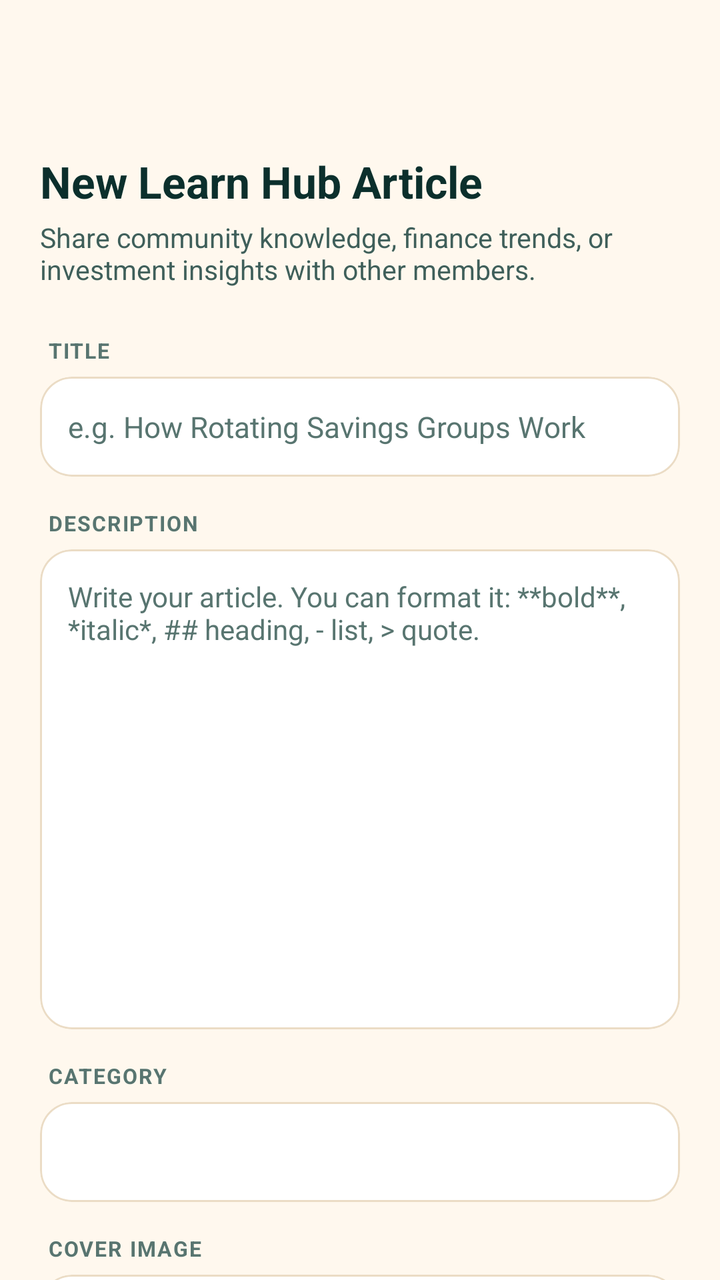
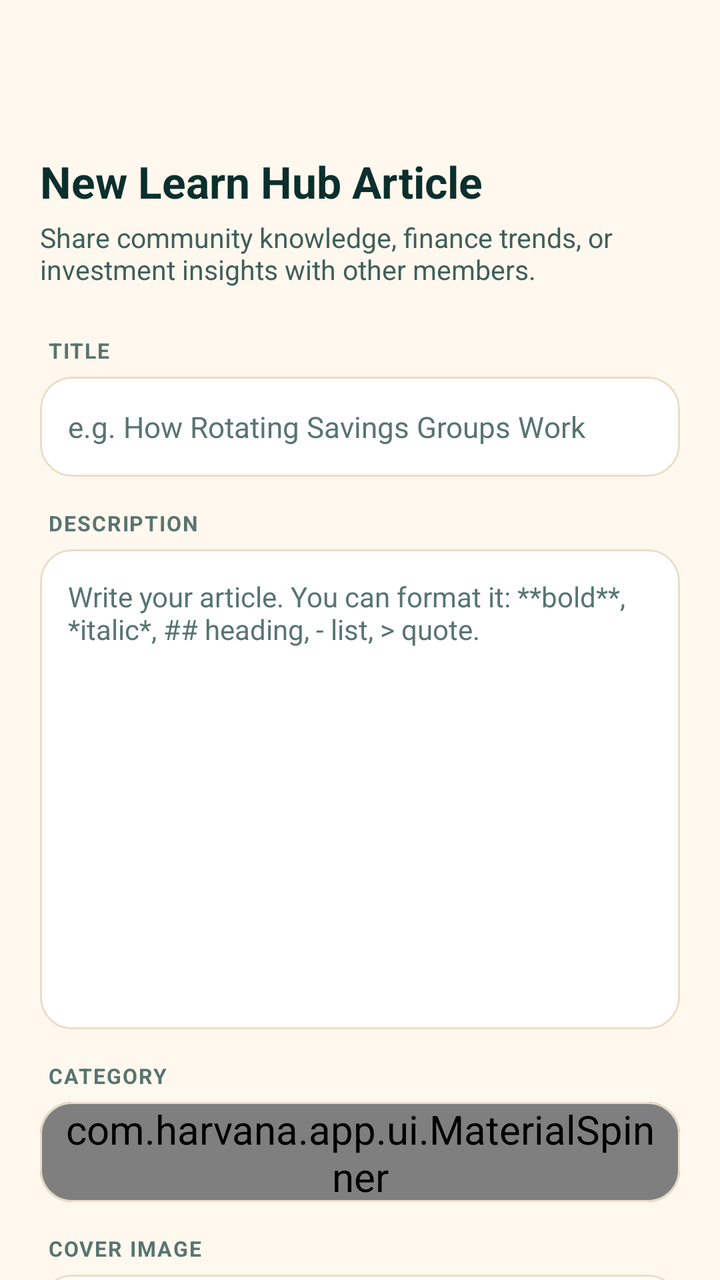

Two renders of the same Android screen: before a commit and after it. Below are the layout's source before the change and the commit's diff.
<!-- AndroidManifest.xml: application theme AppTheme -->
<!-- res/layout/create_learnhub_content.xml -->
<androidx.coordinatorlayout.widget.CoordinatorLayout
	xmlns:android="http://schemas.android.com/apk/res/android"
	xmlns:app="http://schemas.android.com/apk/res-auto"
	xmlns:tools="http://schemas.android.com/tools"
	android:id="@+id/_coordinator"
	android:layout_width="match_parent"
	android:layout_height="match_parent">
	<com.google.android.material.appbar.AppBarLayout
		android:id="@+id/_app_bar"
		android:layout_width="match_parent"
		android:layout_height="wrap_content"
		android:theme="@style/AppTheme.AppBarOverlay"
		app:elevation="0dp"
		android:stateListAnimator="@null">
		<com.google.android.material.appbar.MaterialToolbar
			android:id="@+id/_toolbar"
			android:layout_width="match_parent"
			android:layout_height="?attr/actionBarSize"
			android:background="?attr/appBarColor"
			app:popupTheme="@style/AppTheme.PopupOverlay" />
	</com.google.android.material.appbar.AppBarLayout>
	<androidx.core.widget.NestedScrollView
		android:id="@+id/vscroll2"
		android:layout_width="match_parent"
		android:layout_height="match_parent"
		android:background="@color/colorBackground"
		android:fillViewport="true"
		android:overScrollMode="never"
		app:layout_behavior="@string/appbar_scrolling_view_behavior">
		<LinearLayout
			android:id="@+id/linear10"
			android:layout_width="match_parent"
			android:layout_height="wrap_content"
			android:padding="20dp"
			android:orientation="vertical">
			<TextView
				android:id="@+id/textview24"
				android:layout_width="wrap_content"
				android:layout_height="wrap_content"
				android:text="New Learn Hub Article"
				android:textSize="22sp"
				android:textStyle="bold"
				android:textColor="@color/colorTextPrimary"
				android:focusable="false" />
			<TextView
				android:id="@+id/textview25"
				android:layout_width="match_parent"
				android:layout_height="wrap_content"
				android:layout_marginTop="4dp"
				android:layout_marginBottom="24dp"
				android:text="Share community knowledge, finance trends, or investment insights with other members."
				android:textColor="@color/colorTextSecondary"
				android:textSize="13.5sp"
				android:focusable="false" />
			<TextView
				android:id="@+id/textview26"
				android:layout_width="wrap_content"
				android:layout_height="wrap_content"
				android:text="TITLE"
				android:textStyle="bold"
				android:textColor="@color/colorTextTertiary"
				android:textSize="10.5sp"
				android:layout_marginStart="4dp"
				android:letterSpacing="0.06"
				android:focusable="false" />
			<com.google.android.material.card.MaterialCardView
				android:id="@+id/cardview13"
				android:layout_width="match_parent"
				android:layout_height="wrap_content"
				android:layout_marginTop="6dp"
				android:layout_marginBottom="16dp"
				app:cardBackgroundColor="@color/colorSurface"
				app:cardCornerRadius="16dp"
				app:cardElevation="0dp"
				app:strokeColor="@color/colorCardStroke"
				app:strokeWidth="1dp">
				<com.google.android.material.textfield.TextInputEditText
					android:id="@+id/et_learn_title"
					android:layout_width="match_parent"
					android:layout_height="50dp"
					android:background="@android:color/transparent"
					android:gravity="center_vertical"
					android:textColor="@color/colorTextPrimary"
					android:hint="e.g. How Rotating Savings Groups Work"
					android:textSize="14.5sp"
					android:inputType="textCapSentences"
					android:focusable="true"
					android:focusableInTouchMode="true"
					android:maxLength="120"
					android:paddingHorizontal="14dp" />
			</com.google.android.material.card.MaterialCardView>
			<TextView
				android:id="@+id/textview27"
				android:layout_width="wrap_content"
				android:layout_height="wrap_content"
				android:text="DESCRIPTION"
				android:textStyle="bold"
				android:textColor="@color/colorTextTertiary"
				android:textSize="10.5sp"
				android:layout_marginStart="4dp"
				android:letterSpacing="0.06"
				android:focusable="false" />
			<com.google.android.material.card.MaterialCardView
				android:id="@+id/cardview14"
				android:layout_width="match_parent"
				android:layout_height="240dp"
				android:layout_marginTop="6dp"
				android:layout_marginBottom="16dp"
				app:cardBackgroundColor="@color/colorSurface"
				app:cardCornerRadius="16dp"
				app:cardElevation="0dp"
				app:strokeColor="@color/colorCardStroke"
				app:strokeWidth="1dp">
				<com.google.android.material.textfield.TextInputEditText
					android:id="@+id/et_learn_description"
					android:layout_width="match_parent"
					android:layout_height="match_parent"
					android:padding="14dp"
					android:background="@android:color/transparent"
					android:textSize="14sp"
					android:textColor="@color/colorTextPrimary"
					android:hint="Write your article. You can format it: **bold**, *italic*, ## heading, - list, &gt; quote."
					android:gravity="top|start"
					android:inputType="textMultiLine|textCapSentences"
					android:focusable="true"
					android:focusableInTouchMode="true"
					android:maxLength="8000" />
			</com.google.android.material.card.MaterialCardView>
			<TextView
				android:id="@+id/textview28"
				android:layout_width="wrap_content"
				android:layout_height="wrap_content"
				android:text="CATEGORY"
				android:textStyle="bold"
				android:textColor="@color/colorTextTertiary"
				android:textSize="10.5sp"
				android:layout_marginStart="4dp"
				android:letterSpacing="0.06"
				android:focusable="false" />
			<com.google.android.material.card.MaterialCardView
				android:id="@+id/cardview7"
				android:layout_width="match_parent"
				android:layout_height="wrap_content"
				android:layout_marginTop="6dp"
				android:layout_marginBottom="16dp"
				app:cardBackgroundColor="@color/colorSurface"
				app:cardCornerRadius="16dp"
				app:cardElevation="0dp"
				app:strokeColor="@color/colorCardStroke"
				app:strokeWidth="1dp">
				<Spinner
					android:id="@+id/spinner_learn_category"
					android:layout_width="match_parent"
					android:layout_height="50dp"
					android:background="@android:color/transparent"
					android:spinnerMode="dialog"
					android:paddingHorizontal="10dp"
					android:theme="@style/WhiteSpinnerTheme" />
			</com.google.android.material.card.MaterialCardView>
			<TextView
				android:id="@+id/textview29"
				android:layout_width="wrap_content"
				android:layout_height="wrap_content"
				android:text="COVER IMAGE"
				android:textStyle="bold"
				android:textColor="@color/colorTextTertiary"
				android:textSize="10.5sp"
				android:layout_marginStart="4dp"
				android:letterSpacing="0.06"
				android:focusable="false" />
			<com.google.android.material.card.MaterialCardView
				android:id="@+id/card_image_picker"
				android:layout_width="match_parent"
				android:layout_height="160dp"
				android:layout_marginTop="6dp"
				android:layout_marginBottom="8dp"
				app:cardBackgroundColor="@color/colorSurface"
				app:cardCornerRadius="16dp"
				app:cardElevation="0dp"
				app:strokeColor="@color/colorCardStroke"
				app:strokeWidth="1dp">
				<FrameLayout
					android:id="@+id/frame_layout2"
					android:layout_width="match_parent"
					android:layout_height="match_parent">
					<com.google.android.material.imageview.ShapeableImageView
						android:id="@+id/iv_learn_image_preview"
						android:layout_width="match_parent"
						android:layout_height="match_parent"
						android:src="@drawable/default_image"
						android:scaleType="centerCrop"
						android:visibility="gone" />
					<LinearLayout
						android:id="@+id/layout_image_placeholder"
						android:layout_width="match_parent"
						android:layout_height="match_parent"
						android:gravity="center_horizontal|center_vertical"
						android:orientation="vertical">
						<com.google.android.material.imageview.ShapeableImageView
							android:id="@+id/imageview2"
							android:layout_width="36dp"
							android:layout_height="36dp"
							android:scaleType="center"
							android:src="@android:drawable/ic_menu_gallery"
							app:tint="@color/colorTextTertiary" />
						<TextView
							android:id="@+id/textview30"
							android:layout_width="wrap_content"
							android:layout_height="wrap_content"
							android:layout_marginTop="8dp"
							android:text="Add a cover image (optional)"
							android:textSize="13sp"
							android:textColor="@color/colorTextSecondary"
							android:focusable="false" />
					</LinearLayout>
					<com.google.android.material.progressindicator.LinearProgressIndicator
						android:id="@+id/progress_image_upload"
						android:layout_width="match_parent"
						android:layout_height="wrap_content"
						android:layout_gravity="bottom"
						android:visibility="gone"
						app:indicatorColor="@color/colorAccent"
						app:trackThickness="4dp" />
				</FrameLayout>
			</com.google.android.material.card.MaterialCardView>
			<TextView
				android:id="@+id/textview32"
				android:layout_width="match_parent"
				android:layout_height="wrap_content"
				android:layout_marginBottom="24dp"
				android:text="A picture or a video is optional: you can post words only."
				android:textColor="@color/colorTextTertiary"
				android:textSize="11.5sp"
				android:layout_marginStart="4dp"
				android:focusable="false" />
			<TextView
				android:layout_width="match_parent"
				android:layout_height="wrap_content"
				android:layout_marginStart="4dp"
				android:layout_marginBottom="6dp"
				android:text="Video link (optional)"
				android:textColor="@color/colorTextPrimary"
				android:textSize="14sp"
				android:textStyle="bold"
				android:focusable="false" />
			<com.google.android.material.card.MaterialCardView
				android:layout_width="match_parent"
				android:layout_height="wrap_content"
				android:layout_marginBottom="4dp"
				app:cardBackgroundColor="@color/colorSurface"
				app:cardCornerRadius="16dp"
				app:cardElevation="0dp"
				app:strokeColor="@color/colorCardStroke"
				app:strokeWidth="1dp">
				<com.google.android.material.textfield.TextInputEditText
					android:id="@+id/et_learn_video_url"
					android:layout_width="match_parent"
					android:layout_height="50dp"
					android:background="@android:color/transparent"
					android:gravity="center_vertical"
					android:textSize="14sp"
					android:textColor="@color/colorTextPrimary"
					android:hint="YouTube, Facebook, TikTok or Vimeo link"
					android:inputType="textUri"
					android:focusable="true"
					android:focusableInTouchMode="true"
					android:maxLength="300"
					android:paddingHorizontal="14dp" />
			</com.google.android.material.card.MaterialCardView>
			<TextView
				android:id="@+id/tv_learn_video_status"
				android:layout_width="match_parent"
				android:layout_height="wrap_content"
				android:layout_marginStart="4dp"
				android:layout_marginBottom="24dp"
				android:text="Readers press play and the video streams from the site it is on. Nothing is uploaded or stored by Harvana."
				android:textColor="@color/colorTextTertiary"
				android:textSize="11.5sp"
				android:focusable="false" />
			<TextView
				android:id="@+id/tv_learn_error"
				android:layout_width="match_parent"
				android:layout_height="wrap_content"
				android:layout_marginBottom="12dp"
				android:textSize="13sp"
				android:textColor="@color/colorError"
				android:focusable="false"
				android:visibility="gone" />
			<com.google.android.material.button.MaterialButton
				android:id="@+id/btn_learn_post"
				android:layout_width="match_parent"
				android:layout_height="52dp"
				android:text="Post Article"
				android:textSize="15sp"
				android:textStyle="bold"
				android:textColor="@color/colorTextOnAccent"
				android:textAllCaps="false"
				app:backgroundTint="@color/colorAccent"
				app:cornerRadius="14dp"
				app:elevation="0dp" />
		</LinearLayout>
	</androidx.core.widget.NestedScrollView>
</androidx.coordinatorlayout.widget.CoordinatorLayout>
<!-- resources referenced by this layout -->
<resources>
  <color name="colorAccent">#0B5F57</color>
  <color name="colorBackground">#FFF8EE</color>
  <color name="colorCardStroke">#EBDCC5</color>
  <color name="colorError">#C8443F</color>
  <color name="colorSurface">#FFFFFF</color>
  <color name="colorTextOnAccent">#FFFFFF</color>
  <color name="colorTextPrimary">#0B2F2C</color>
  <color name="colorTextSecondary">#3F5F5A</color>
  <color name="colorTextTertiary">#587570</color>
  <style name="AppTheme.AppBarOverlay" parent="ThemeOverlay.MaterialComponents.Light">
          
          <item name="android:textColorPrimary">?attr/onAppBarColor</item>
          <item name="android:textColorSecondary">?attr/onAppBarColor</item>
          <item name="colorControlNormal">?attr/onAppBarColor</item>
          <item name="colorOnSurface">?attr/onAppBarColor</item>
      </style>
  <style name="AppTheme.PopupOverlay" parent="ThemeOverlay.MaterialComponents.Light">
          <item name="popupMenuStyle">@style/HarvanaPopupMenu</item>
          <item name="actionOverflowMenuStyle">@style/HarvanaPopupMenu</item>
      </style>
  <style name="WhiteSpinnerTheme" parent="ThemeOverlay.AppCompat.Light">
          <item name="android:textColorPrimary">@color/colorTextPrimary</item>
          <item name="android:textColor">@color/colorTextPrimary</item>
          <item name="android:textSize">20sp</item>
          <item name="colorControlNormal">@color/colorTextPrimary</item>
          <item name="spinnerStyle">@style/HarvanaSpinner</item>
      </style>
  <style name="HarvanaPopupMenu" parent="Widget.MaterialComponents.PopupMenu">
          <item name="android:popupBackground">@drawable/bg_popup_menu</item>
          <item name="android:popupElevation">10dp</item>
      </style>
  <style name="HarvanaSpinner" parent="Widget.AppCompat.Spinner">
          <item name="android:popupBackground">@color/colorSurface</item>
          <item name="android:dropDownSelector">@color/colorAccentRipple</item>
      </style>
  <style name="HarvanaButton.Text" parent="Widget.MaterialComponents.Button.TextButton">
          <item name="cornerRadius">12dp</item>
          <item name="android:textAllCaps">false</item>
          <item name="android:textStyle">bold</item>
          <item name="android:textColor">@color/colorAccentStrong</item>
          <item name="rippleColor">@color/colorAccentRipple</item>
      </style>
  <style name="HarvanaTextView" parent="android:Widget.TextView">
          <item name="android:textColor">@color/colorTextPrimary</item>
      </style>
  <color name="colorAccentDark">#084A44</color>
  <color name="colorTextPrimaryWhite">#FFFFFF</color>
  <color name="colorControlNormal">#587570</color>
  <color name="colorAccentRipple">#1A0B5F57</color>
  <color name="colorAccentStroke">#330B5F57</color>
  <color name="colorAccentStrong">#053D3A</color>
  <!-- drawable bg_popup_menu (drawable) -->
  <?xml version="1.0" encoding="utf-8"?>
  <shape xmlns:android="http://schemas.android.com/apk/res/android" android:shape="rectangle">
      <solid android:color="@color/colorPopupSurface" />
      <stroke android:width="1dp" android:color="@color/colorCardStroke" />
      <corners android:radius="14dp" />
  </shape>
  <style name="HarvanaDialogButton" parent="Widget.MaterialComponents.Button.TextButton.Dialog">
          <item name="android:textColor">@color/colorAccent</item>
          <item name="android:minHeight">48dp</item>
      </style>
  <style name="HarvanaBottomSheetStyle" parent="Widget.MaterialComponents.BottomSheet.Modal">
          <item name="backgroundTint">?attr/colorSurface</item>
          <item name="shapeAppearanceOverlay">@style/HarvanaBottomSheetShape</item>
      </style>
  <color name="colorPopupSurface">@color/colorSurface</color>
  <style name="HarvanaBottomSheetShape" parent="">
          <item name="cornerFamily">rounded</item>
          <item name="cornerSizeTopLeft">20dp</item>
          <item name="cornerSizeTopRight">20dp</item>
          <item name="cornerSizeBottomLeft">0dp</item>
          <item name="cornerSizeBottomRight">0dp</item>
      </style>
  <!-- unchanged entries left out for length: 9 -->
</resources>

<!-- the commit's change to res/layout/create_learnhub_content.xml (unified diff, before → after) -->
@@ -148,7 +148,7 @@
 				app:cardElevation="0dp"
 				app:strokeColor="@color/colorCardStroke"
 				app:strokeWidth="1dp">
-				<Spinner
+				<com.harvana.app.ui.MaterialSpinner
 					android:id="@+id/spinner_learn_category"
 					android:layout_width="match_parent"
 					android:layout_height="50dp"
